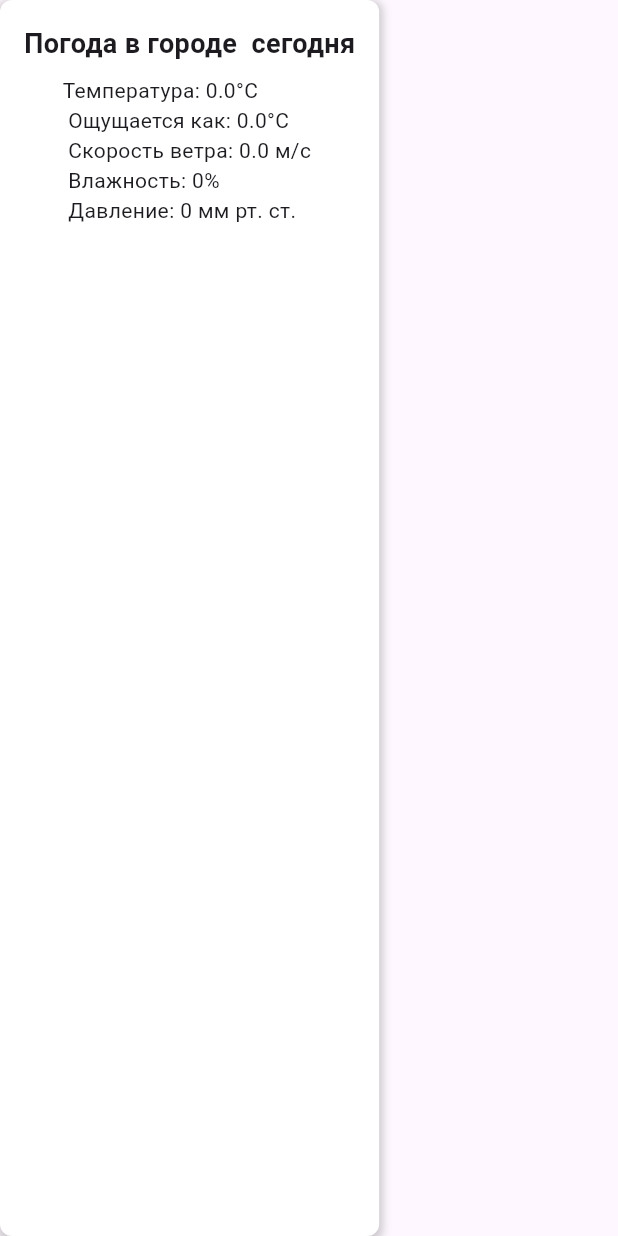
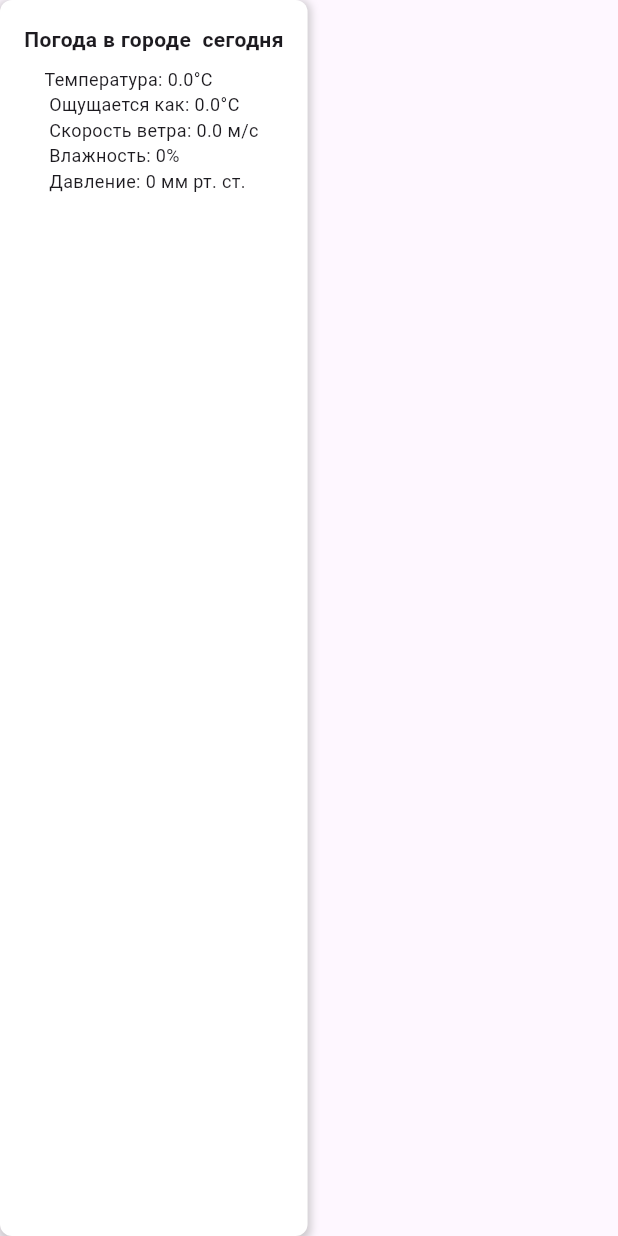
Before and after one commit to TheBugYouCantFix/FlutterWeatherApp, a Flutter app: the WeatherDataWidget widget shown alone on an empty page, opened directly with empty values, on a phone screen of 412 x 824 dp. Run offline on Flutter 3.47's test engine with Material 3 defaults, Android fonts, the phone set to English and light mode, and no system bars; our stand-ins replace bloc, dartz, equatable, flutter_bloc, flutter_dotenv.

Commit message:
feat: minor design changes

```diff
--- a/lib/ui/widgets/weather_data.dart
+++ b/lib/ui/widgets/weather_data.dart
@@ -28,13 +28,13 @@ class WeatherDataWidget extends StatelessWidget {
         children: [
           Text(
             "Погода в городе $city ${getTimeDescription()}",
-            style: const TextStyle(fontSize: 18, fontWeight: FontWeight.bold)
+            style: const TextStyle(fontSize: 14, fontWeight: FontWeight.bold)
           ),
           const SizedBox(height: 8),
           Text(
             "Температура: ${weather.temperature}°C\n Ощущается как: ${weather.feelsLike}°C \n Скорость ветра: ${weather.windSpeed} м/с \n Влажность: ${weather.humidity}% \n Давление: ${weather.pressure} мм рт. ст.",
-            style: const TextStyle(fontSize: 14),
-          )
+            style: const TextStyle(fontSize: 12),
+          ),
         ]
       )
     );
@@ -46,6 +46,8 @@ class WeatherDataWidget extends StatelessWidget {
         return "сегодня";
       case 1:
         return "завтра";
+      case 2:
+        return "послезавтра";
       default:
         return "через $nDays дней";
     }
```
